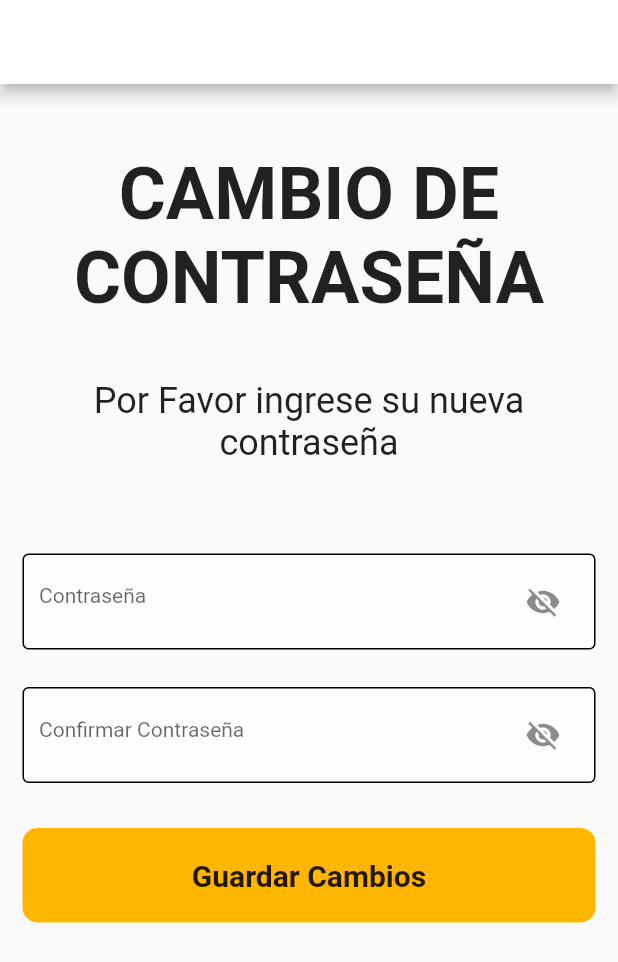
After one commit to DavidEMV1622/app_bidi_login, a Flutter app: the chancePassword screen opened directly, on a phone screen of 412 x 824 dp. The commit adds this screen. Shown: the top 962 px of the screen. Run offline on Flutter 3.47's test engine with Material 2 defaults, Android fonts, the phone set to English and light mode, and no system bars.

Commit message:
se crea vista cambio de Password

```diff
--- a/lib/src/app.dart
+++ b/lib/src/app.dart
@@ -1,3 +1,4 @@
+import 'package:app_credibanco_login/src/pages/Change_password.dart';
 import 'package:app_credibanco_login/src/pages/Login_page.dart';
 import 'package:app_credibanco_login/src/pages/Password_page.dart';
 import 'package:app_credibanco_login/src/pages/SendCodePassword.dart';
--- a/lib/src/assets/input.dart
+++ b/lib/src/assets/input.dart
@@ -146,6 +146,7 @@ class _InputTextState extends State<InputText> {
 
 /* Clase para manejar el inputPassword, ya que el setState necesita un build (context) para poder
 actualizar el estado del mismo */
+
 class PasswordInput extends StatefulWidget {
 
   final String textoContrasenia;
--- /dev/null
+++ b/lib/src/pages/Change_password.dart
@@ -0,0 +1,61 @@
+import 'package:app_credibanco_login/src/assets/buttons.dart';
+import 'package:app_credibanco_login/src/assets/fuentesText/fuentes.dart';
+import 'package:app_credibanco_login/src/assets/input.dart';
+import 'package:app_credibanco_login/src/colors/colors.dart';
+import 'package:app_credibanco_login/src/pages/Login_page.dart';
+import 'package:flutter/material.dart';
+
+class chancePassword extends StatefulWidget {
+  const chancePassword({super.key});
+
+  @override
+  State<chancePassword> createState() => _chancePasswordState();
+}
+
+class _chancePasswordState extends State<chancePassword> {
+  @override
+  Widget build(BuildContext context) {
+    return Scaffold(
+      appBar: AppBar(
+        backgroundColor: Color.fromARGB(255, 255, 255, 255),
+      ),
+      body: Center(
+        child: Padding(
+          padding: EdgeInsets.all(15),
+          child: Column(
+            crossAxisAlignment: CrossAxisAlignment.center,
+            mainAxisAlignment:
+                MainAxisAlignment.start, // Define la posición de los widgets
+            children: <Widget>[
+              SizedBox(
+                height: 20.0,
+              ),
+              tituloEncabezadoUno("CAMBIO DE CONTRASEÑA"),
+              SizedBox(
+                height: 20.0,
+              ),
+              subtituloUno("Por Favor ingrese su nueva contraseña"),
+              SizedBox(
+                height: 45.0,
+              ),
+              PasswordInput(textoContrasenia: "Contraseña"),
+              SizedBox(
+                height: 15.0,
+              ),
+              PasswordInput(textoContrasenia: "Confirmar Contraseña"),
+              SizedBox(
+                height: 25.0,
+              ),
+              BtnPrimaery(
+                textButton: "Guardar Cambios",
+                colorBox: Color.fromRGBO(255, 182, 0, 1),
+                onPressed: () => Navigator.push(context,
+                    MaterialPageRoute(builder: (context) => LoginPage())),
+              ),
+            ],
+          ),
+        ),
+      ),
+    );
+  }
+}
```
Also changed, not shown: lib/src/pages/Login_page.dart (+17 -8 lines), lib/src/pages/Password_page.dart (+37 -26 lines), lib/src/pages/Registrar_page.dart (+16 -8 lines), 1 other file.
